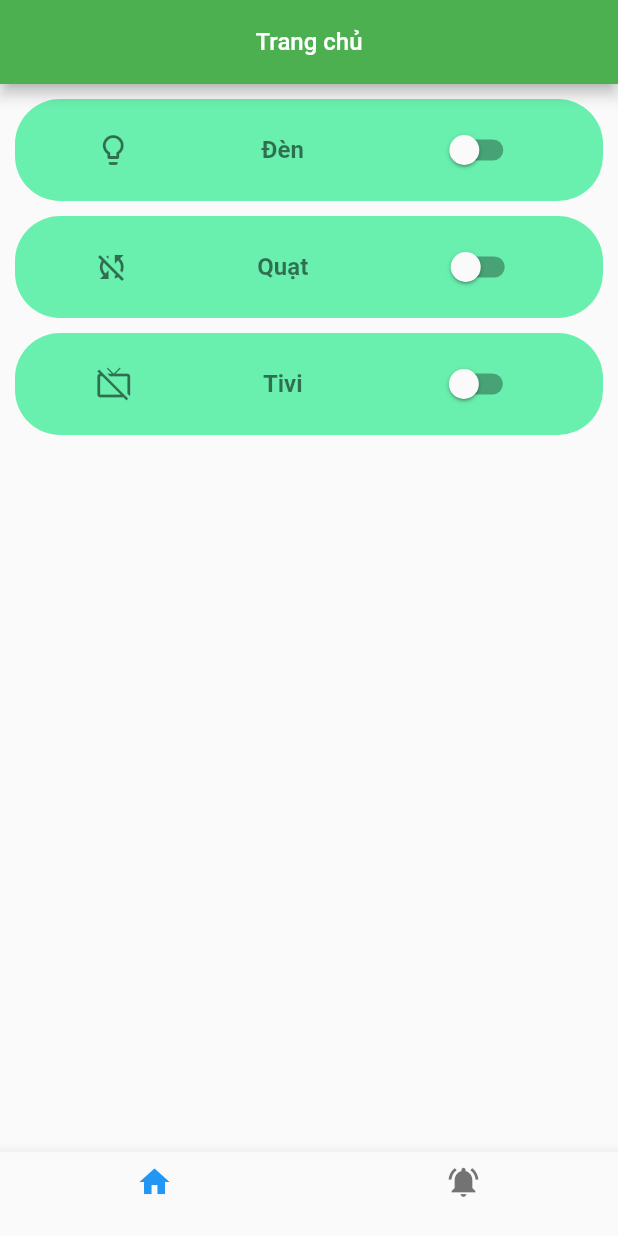
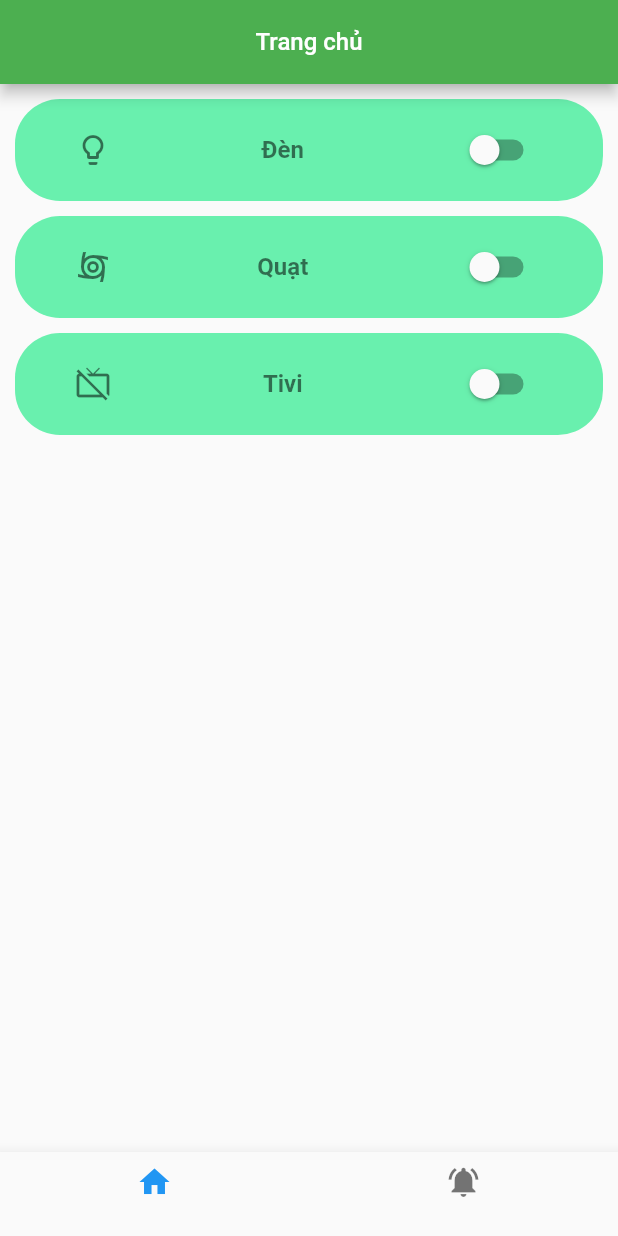
Before and after one commit to TranDuongGiaThinh/SmartHome, a Flutter app: the screen it shows after launch, on a phone screen of 412 x 824 dp. Run offline on Flutter 3.47's test engine with Material 2 defaults, Android fonts, the phone set to English and light mode, and no system bars; statements that could not run were skipped.

Commit message:
done Home (UI)

```diff
--- a/lib/home/custom_button.dart
+++ b/lib/home/custom_button.dart
@@ -12,7 +12,7 @@ class CustomButton extends StatelessWidget {
   @override
   Widget build(BuildContext context) {
     return Container(
-      padding: const EdgeInsets.all(10),
+      padding: const EdgeInsets.only(top: 10, bottom: 10, left: 40, right: 40),
       margin: const EdgeInsets.only(bottom: 10),
       decoration: BoxDecoration(
           borderRadius: BorderRadius.circular(30),
@@ -22,7 +22,7 @@ class CustomButton extends StatelessWidget {
           crossAxisAlignment: CrossAxisAlignment.start,
           children: [
             Row(
-              mainAxisAlignment: MainAxisAlignment.spaceAround,
+              mainAxisAlignment: MainAxisAlignment.spaceBetween,
               children: [
                 Icon(
                   presenter.getIconOfDevice(device),
@@ -31,17 +31,20 @@ class CustomButton extends StatelessWidget {
                       : MyConstants.colorIconLightOff,
                 ),
                 Text(
-                  device.name,
+                  device.isOn
+                      ? "${device.name} (${MyConstants.on})"
+                      : device.name,
                   style: const TextStyle(
                       fontWeight: FontWeight.bold,
                       fontSize: MyConstants.fontHeader,
                       color: MyConstants.colorText),
                 ),
                 Switch(
-                    value: device.isOn,
-                    onChanged: (newValue) {
-                      presenter.onChangeValue(device);
-                    })
+                  value: device.isOn,
+                  onChanged: (newValue) {
+                    presenter.onChangeValue(device);
+                  },
+                ),
               ],
             ),
           ]),
--- a/lib/home/device_presenter.dart
+++ b/lib/home/device_presenter.dart
@@ -26,7 +26,7 @@ class DevicePresenter {
     if(device.name == MyConstants.light) {
       return device.isOn ? Icons.lightbulb : Icons.lightbulb_outline;
     } else if(device.name == MyConstants.fan) {
-      return device.isOn ? Icons.cyclone : Icons.sync_disabled_outlined;
+      return Icons.cyclone;
     } else {
       return device.isOn ? Icons.tv : Icons.tv_off;
     }
```
